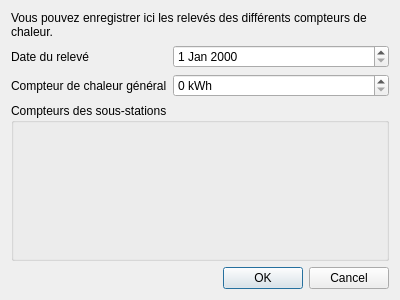
Before: the Qt Designer form addmetersrecorddialog.ui in pyridiss/suivi-chaufferies, drawn with Qt 5.
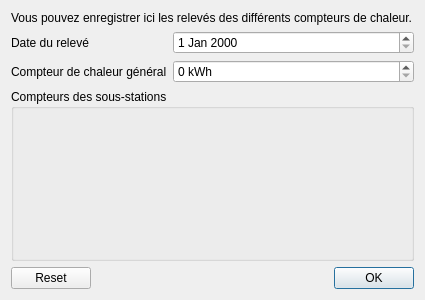
After: the same form once the commit is applied. Icons and pictures are not drawn.

Commit message: Design Management screen. AddFuelDeliveryDialog and AddMetersRecordDialog are now frames instead of dialogs.

Diff of the .ui file:
```diff
--- a/addmetersrecorddialog.ui
+++ b/addmetersrecorddialog.ui
@@ -1,12 +1,12 @@
 <?xml version="1.0" encoding="UTF-8"?>
 <ui version="4.0">
  <class>AddMetersRecordDialog</class>
- <widget class="QDialog" name="AddMetersRecordDialog">
+ <widget class="QFrame" name="AddMetersRecordDialog">
   <property name="geometry">
    <rect>
     <x>0</x>
     <y>0</y>
-    <width>400</width>
+    <width>425</width>
     <height>300</height>
    </rect>
   </property>
@@ -85,7 +85,7 @@
       <enum>Qt::Horizontal</enum>
      </property>
      <property name="standardButtons">
-      <set>QDialogButtonBox::Cancel|QDialogButtonBox::Ok</set>
+      <set>QDialogButtonBox::Ok|QDialogButtonBox::Reset</set>
      </property>
     </widget>
    </item>
```
Left out of the diff: 35 changed lines with no effect on the pictures. The commit also changes 8 other files.
